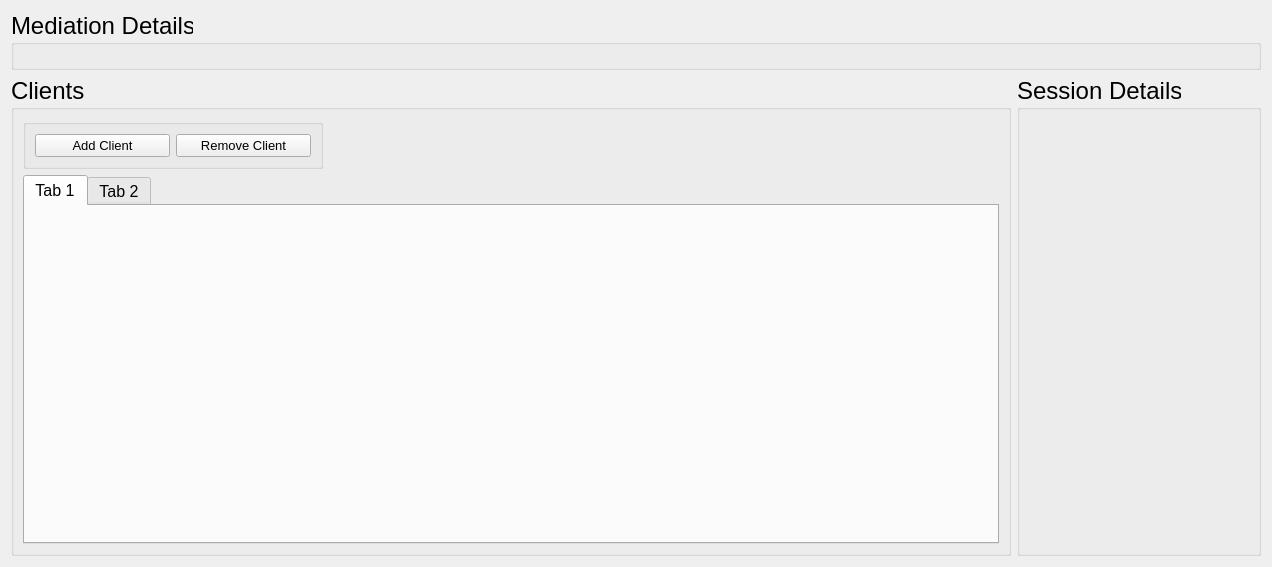
lansdon/cpts483_drc, file drc/gui/mediationprocessview.ui: the form before one commit.
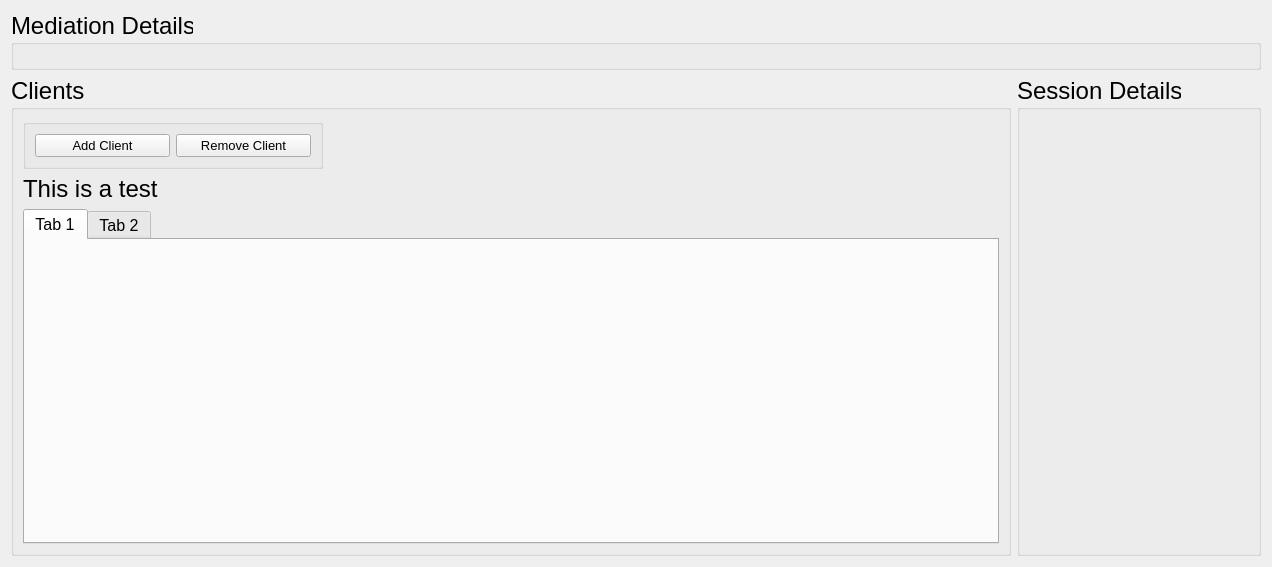
The form after the commit.

What changed in the file:
```diff
--- a/drc/gui/mediationprocessview.ui
+++ b/drc/gui/mediationprocessview.ui
@@ -78,28 +78,6 @@
         <string>Clients</string>
        </property>
        <layout class="QGridLayout" name="gridLayout">
-        <item row="1" column="0">
-         <widget class="QTabWidget" name="partyTabWidget">
-          <property name="font">
-           <font>
-            <pointsize>12</pointsize>
-           </font>
-          </property>
-          <property name="currentIndex">
-           <number>0</number>
-          </property>
-          <widget class="QWidget" name="tab">
-           <attribute name="title">
-            <string>Tab 1</string>
-           </attribute>
-          </widget>
-          <widget class="QWidget" name="tab_2">
-           <attribute name="title">
-            <string>Tab 2</string>
-           </attribute>
-          </widget>
-         </widget>
-        </item>
         <item row="0" column="0">
          <widget class="QGroupBox" name="groupBox">
           <property name="minimumSize">
@@ -150,6 +128,35 @@
           </layout>
          </widget>
         </item>
+        <item row="2" column="0">
+         <widget class="QTabWidget" name="partyTabWidget">
+          <property name="font">
+           <font>
+            <pointsize>12</pointsize>
+           </font>
+          </property>
+          <property name="currentIndex">
+           <number>0</number>
+          </property>
+          <widget class="QWidget" name="tab">
+           <attribute name="title">
+            <string>Tab 1</string>
+           </attribute>
+          </widget>
+          <widget class="QWidget" name="tab_2">
+           <attribute name="title">
+            <string>Tab 2</string>
+           </attribute>
+          </widget>
+         </widget>
+        </item>
+        <item row="1" column="0">
+         <widget class="QLabel" name="label">
+          <property name="text">
+           <string>This is a test</string>
+          </property>
+         </widget>
+        </item>
        </layout>
       </widget>
      </item>
```
